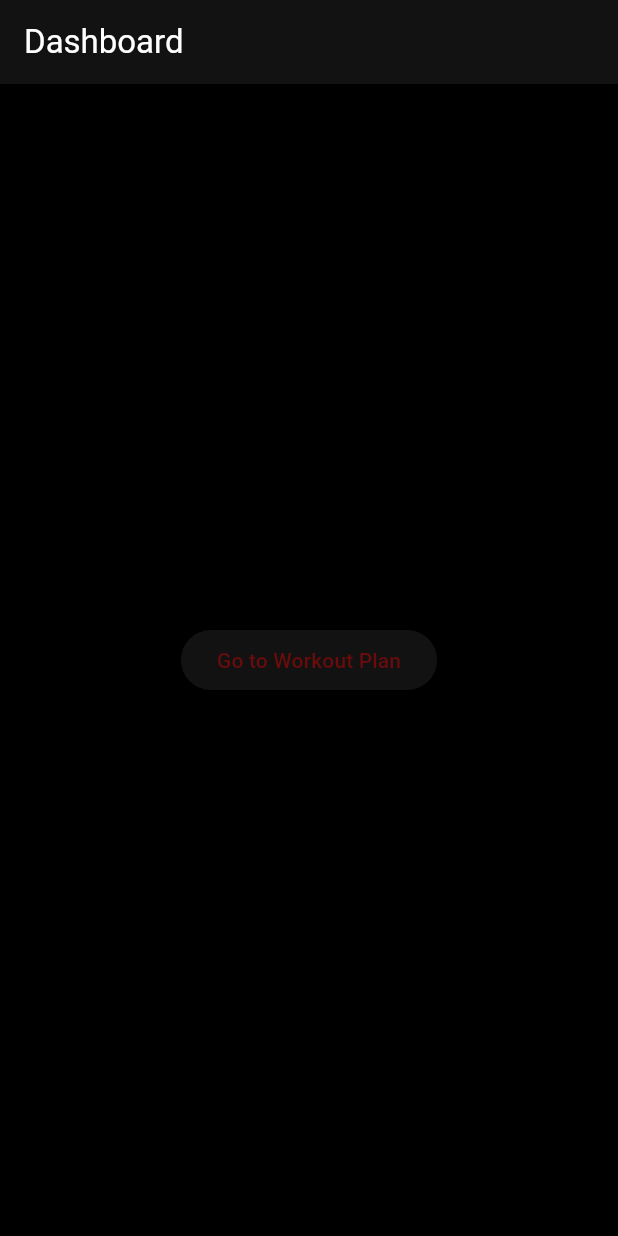
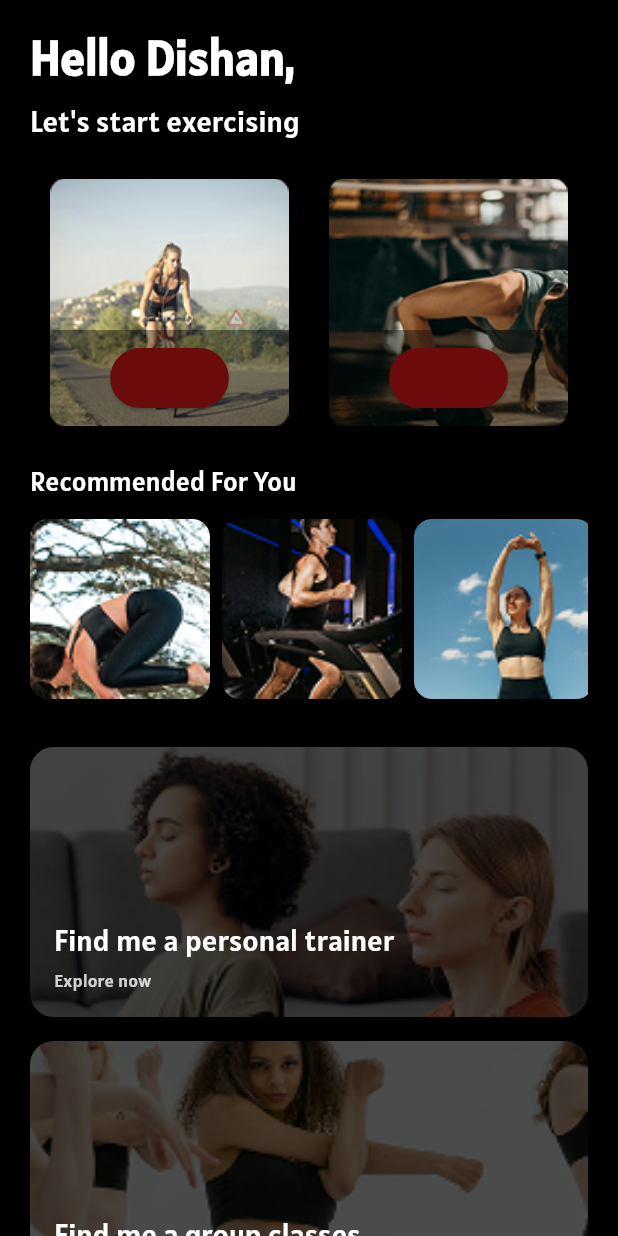
Before and after one commit to DishanSE/intern_task_1, a Flutter app: the DashboardPage screen opened by its route, on a phone screen of 412 x 824 dp. Run offline on Flutter 3.47's test engine with Material 3 defaults, Android fonts, the phone set to English and light mode, and no system bars; our stand-ins replace go_router.

Commit message:
screens implemented: splash & dashboard.

```diff
--- /dev/null
+++ b/lib/pages/dashboard/dashboard_page.dart
@@ -0,0 +1,80 @@
+import 'package:flutter/material.dart';
+import 'package:go_router/go_router.dart';
+import 'package:intern_task_1/pages/dashboard/widgets/featured_workout_card.dart';
+import 'package:intern_task_1/pages/dashboard/widgets/recommended_workout_card.dart';
+import 'package:intern_task_1/pages/dashboard/widgets/trainer_card.dart';
+import 'package:intern_task_1/services/providers/user_provider.dart';
+import 'package:intern_task_1/services/providers/workout_provider.dart';
+import 'package:intern_task_1/utils/colors.dart';
+import 'package:intern_task_1/utils/text_styles.dart';
+import 'package:provider/provider.dart';
+
+class DashboardPage extends StatelessWidget {
+  const DashboardPage({super.key});
+
+  @override
+  Widget build(BuildContext context) {
+    final user = context.watch<UserProvider>();
+    final workouts = context.watch<WorkoutProvider>();
+
+    return Scaffold(
+      backgroundColor: AppColors.secondary,
+      body: SafeArea(
+        child: SingleChildScrollView(
+          padding: const EdgeInsets.symmetric(horizontal: 20, vertical: 16),
+          child: Column(
+            crossAxisAlignment: CrossAxisAlignment.start,
+            children: [
+              // Greeting
+              Text('Hello ${user.userName},', style: AppTextStyles.headline1),
+              const SizedBox(height: 4),
+              Text("Let's start exercising", style: AppTextStyles.headline2),
+              const SizedBox(height: 24),
+
+              // Featured Workouts
+              Row(
+                mainAxisAlignment: MainAxisAlignment.spaceBetween,
+                children: workouts.featuredWorkouts
+                    .map(
+                      (workout) => Expanded(
+                        child: Padding(
+                          padding: const EdgeInsets.symmetric(horizontal: 4),
+                          child: FeaturedWorkoutCard(workout: workout),
+                        ),
+                      ),
+                    )
+                    .toList(),
+              ),
+              const SizedBox(height: 24),
+
+              // Recommended Section
+              Text(
+                'Recommended For You',
+                style: AppTextStyles.headline2.copyWith(fontSize: 18),
+              ),
+              const SizedBox(height: 12),
+              SingleChildScrollView(
+                scrollDirection: Axis.horizontal,
+                child: Row(
+                  children: workouts.recommendedWorkouts
+                      .map(
+                        (workout) => RecommendedWorkoutCard(workout: workout),
+                      )
+                      .toList(),
+                ),
+              ),
+              const SizedBox(height: 24),
+
+              // Trainers Section
+              Column(
+                children: workouts.trainers
+                    .map((trainer) => TrainerCard(trainer: trainer))
+                    .toList(),
+              ),
+            ],
+          ),
+        ),
+      ),
+    );
+  }
+}
--- /dev/null
+++ b/lib/pages/dashboard/widgets/featured_workout_card.dart
@@ -0,0 +1,37 @@
+import 'package:flutter/material.dart';
+import 'package:go_router/go_router.dart';
+import 'package:intern_task_1/services/models/workout_model.dart';
+import 'package:intern_task_1/utils/colors.dart';
+
+class FeaturedWorkoutCard extends StatelessWidget {
+  final WorkoutModel workout;
+  const FeaturedWorkoutCard({super.key, required this.workout});
+
+  @override
+  Widget build(BuildContext context) {
+    return ClipRRect(
+      borderRadius: BorderRadius.circular(12),
+      child: Stack(
+        alignment: Alignment.bottomCenter,
+        children: [
+          Image.asset(workout.image, fit: BoxFit.cover),
+          Container(
+            color: Colors.black.withAlpha((255 * 0.4).round()),
+            padding: const EdgeInsets.symmetric(vertical: 8),
+            child: Center(
+              child: ElevatedButton(
+                style: ElevatedButton.styleFrom(
+                  backgroundColor: AppColors.primary,
+                  shape: RoundedRectangleBorder(
+                    borderRadius: BorderRadius.circular(20)
+                  )
+                ),
+                onPressed: () => context.go('/workout'),
+                child: Text(workout.buttonText, selectionColor: AppColors.textPrimary)),
+            ),
+          ),
+        ],
+      ),
+    );
+  }
+}
--- /dev/null
+++ b/lib/pages/dashboard/widgets/recommended_workout_card.dart
@@ -0,0 +1,23 @@
+import 'package:flutter/material.dart';
+import 'package:intern_task_1/services/models/workout_model.dart';
+
+class RecommendedWorkoutCard extends StatelessWidget {
+  final WorkoutModel workout;
+  const RecommendedWorkoutCard({super.key, required this.workout});
+
+  @override
+  Widget build(BuildContext context) {
+    return Padding(
+      padding: const EdgeInsets.only(right: 8),
+      child: ClipRRect(
+        borderRadius: BorderRadius.circular(12),
+        child: Image.asset(
+          workout.image,
+          fit: BoxFit.cover,
+          width: 120,
+          height: 120,
+        ),
+      ),
+    );
+  }
+}
--- /dev/null
+++ b/lib/pages/dashboard/widgets/trainer_card.dart
@@ -0,0 +1,52 @@
+import 'package:flutter/material.dart';
+import 'package:intern_task_1/services/models/trainer_model.dart';
+import 'package:intern_task_1/utils/colors.dart';
+import 'package:intern_task_1/utils/text_styles.dart';
+
+class TrainerCard extends StatelessWidget {
+  final TrainerModel trainer;
+  const TrainerCard({super.key, required this.trainer});
+
+  @override
+  Widget build(BuildContext context) {
+    return Padding(
+      padding: const EdgeInsets.symmetric(vertical: 8),
+      child: ClipRRect(
+        borderRadius: BorderRadius.circular(16),
+        child: Stack(
+          alignment: Alignment.bottomLeft,
+          children: [
+            Image.asset(
+              trainer.image,
+              fit: BoxFit.cover,
+              width: double.infinity,
+              height: 180,
+            ),
+            Container(
+              width: double.infinity,
+              height: 180,
+              color: Colors.black.withAlpha((255 * 0.35).round()),
+              padding: const EdgeInsets.all(16),
+              child: Column(
+                crossAxisAlignment: CrossAxisAlignment.start,
+                mainAxisAlignment: MainAxisAlignment.end,
+                children: [
+                  Text(trainer.title, style: AppTextStyles.headline2),
+                  const SizedBox(height: 4),
+                  Text(
+                    trainer.subtitle,
+                    style: AppTextStyles.bodyText.copyWith(
+                      color: AppColors.textPrimary.withAlpha(
+                        (255 * 0.8).round(),
+                      ),
+                    ),
+                  ),
+                ],
+              ),
+            ),
+          ],
+        ),
+      ),
+    );
+  }
+}
--- a/lib/pages/dashboard_page.dart
+++ /dev/null
@@ -1,20 +0,0 @@
-import 'package:flutter/material.dart';
-import 'package:go_router/go_router.dart';
-
-class DashboardPage extends StatelessWidget {
-  const DashboardPage({super.key});
-
-  @override
-  Widget build(BuildContext context) {
-    return Scaffold(
-      appBar: AppBar(
-        title: const Text('Dashboard'),
-      ),
-      body: Center(
-        child: ElevatedButton(onPressed: () {
-          context.go('/workout');
-        }, child: const Text('Go to Workout Plan')),
-      ),
-    );
-  }
-}
--- a/lib/routes/app_router.dart
+++ b/lib/routes/app_router.dart
@@ -1,8 +1,8 @@
 import 'package:go_router/go_router.dart';
 import 'package:intern_task_1/auth/splash_screen.dart';
-import 'package:intern_task_1/pages/dashboard_page.dart';
-import 'package:intern_task_1/pages/progress_summary_page.dart';
-import 'package:intern_task_1/pages/workout_plan_page.dart';
+import 'package:intern_task_1/pages/dashboard/dashboard_page.dart';
+import 'package:intern_task_1/pages/progress/progress_summary_page.dart';
+import 'package:intern_task_1/pages/workout/workout_plan_page.dart';
 
 final GoRouter appRouter = GoRouter(
   initialLocation: '/',
--- /dev/null
+++ b/lib/services/models/trainer_model.dart
@@ -0,0 +1,13 @@
+class TrainerModel {
+  final String id;
+  final String title;
+  final String subtitle;
+  final String image;
+
+  TrainerModel({
+    required this.id,
+    required this.title,
+    required this.subtitle,
+    required this.image,
+  });
+}
--- /dev/null
+++ b/lib/services/models/workout_model.dart
@@ -0,0 +1,13 @@
+class WorkoutModel {
+  final String id;
+  final String title;
+  final String image;
+  final String buttonText;
+
+  WorkoutModel({
+    required this.id,
+    required this.title,
+    required this.image,
+    required this.buttonText,
+  });
+}
--- /dev/null
+++ b/lib/services/providers/user_provider.dart
@@ -0,0 +1,12 @@
+import 'package:flutter/material.dart';
+
+class UserProvider extends ChangeNotifier {
+  String _userName = "Dishan";
+
+  String get userName => _userName;
+
+  void updateUserName(String newName) {
+    _userName = newName;
+    notifyListeners();
+  }
+}
--- /dev/null
+++ b/lib/services/providers/workout_provider.dart
@@ -0,0 +1,60 @@
+import 'package:flutter/material.dart';
+import 'package:intern_task_1/services/models/trainer_model.dart';
+import 'package:intern_task_1/services/models/workout_model.dart';
+
+class WorkoutProvider extends ChangeNotifier {
+  final List<WorkoutModel> _featuredWorkouts = [
+    WorkoutModel(
+      id: 'w1',
+      title: 'Cycling',
+      image: 'assets/images/db_img_1.png',
+      buttonText: 'Start',
+    ),
+    WorkoutModel(
+      id: 'w2',
+      title: 'GYM',
+      image: 'assets/images/db_img_2.png',
+      buttonText: 'Start',
+    ),
+  ];
+
+  final List<WorkoutModel> _recommendedWorkouts = [
+    WorkoutModel(
+      id: 'rw1',
+      title: 'Stretching',
+      image: 'assets/images/db_img_3.png',
+      buttonText: 'View',
+    ),
+    WorkoutModel(
+      id: 'rw2',
+      title: 'Cardio',
+      image: 'assets/images/db_img_4.png',
+      buttonText: 'View',
+    ),
+    WorkoutModel(
+      id: 'rw3',
+      title: 'Maditation',
+      image: 'assets/images/db_img_5.png',
+      buttonText: 'View',
+    ),
+  ];
+
+  final List<TrainerModel> _trainers = [
+    TrainerModel(
+      id: 't1',
+      title: 'Find me a personal trainer',
+      subtitle: 'Explore now',
+      image: 'assets/images/db_img_6.png',
+    ),
+    TrainerModel(
+      id: 't1',
+      title: 'Find me a group classes',
+      subtitle: 'Explore now',
+      image: 'assets/images/db_img_7.png',
+    ),
+  ];
+
+  List<WorkoutModel> get featuredWorkouts => _featuredWorkouts;
+  List<WorkoutModel> get recommendedWorkouts => _recommendedWorkouts;
+  List<TrainerModel> get trainers => _trainers;
+}
```
Also changed, not shown: lib/auth/splash_screen.dart (+22 -26 lines), lib/main.dart (+10 -1 lines), lib/widgets/global/app_button.dart (added, +71 -0 lines), assets/images/splash_screen_image.png (deleted), lib/pages/progress/progress_summary_page.dart (renamed from lib/pages/progress_summary_page.dart), lib/pages/workout/workout_plan_page.dart (renamed from lib/pages/workout_plan_page.dart), 1 other file.
